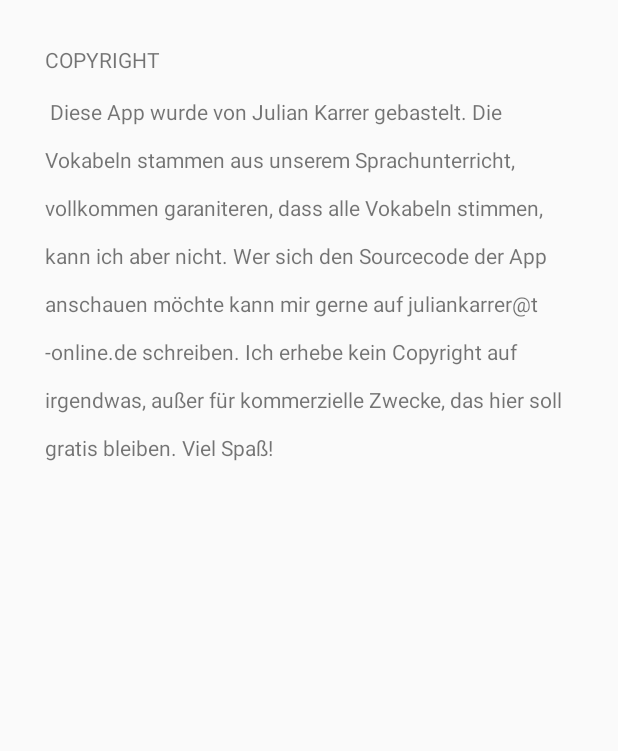
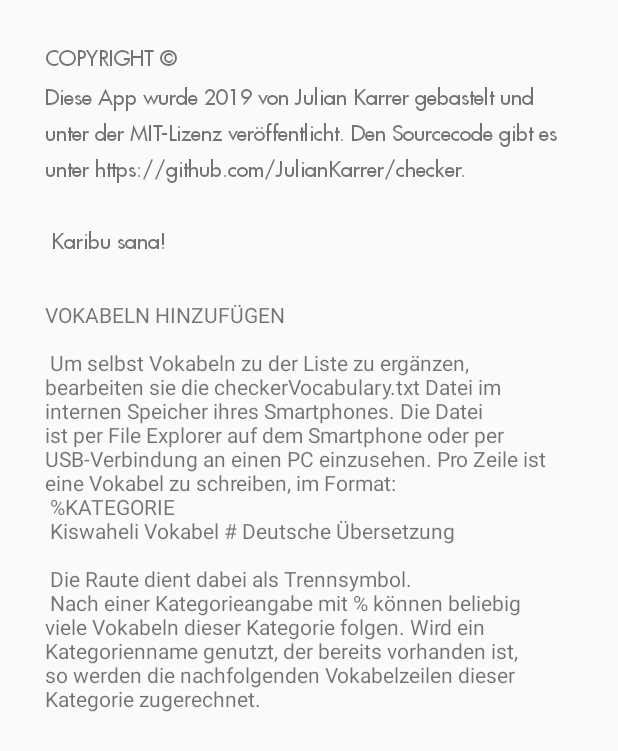
Before and after one commit to JulianKarrer/checker, an Android app: the screen it shows after launch (Settings), after a tap on an icon or button, on a phone screen of 412 x 824 dp. Shown: the top 751 px of the screen. Run offline under Robolectric (Android 15) with nearby library versions, the phone set to English and light mode, and no system bars; 3 other taps on this screen came first.

Commit message:
Add search dialogue
Merge branch 'master' of https://github.com/JulianKarrer/checker
Add ListView displaying search results
Add type-to-search functionality
Update Copyright Disclaimer
Add instructions for adding custom vocabulary (feature not yet implemented)

Remove redundant code, general cleanup

```diff
--- a/src/main/java/com/example/checker/MainActivity.java
+++ b/src/main/java/com/example/checker/MainActivity.java
@@ -8,6 +8,7 @@ import android.support.design.widget.FloatingActionButton;
 import android.support.v7.app.AppCompatActivity;
 import android.util.Pair;
 import android.view.Menu;
+import android.widget.ImageButton;
 import android.widget.TextView;
 import android.view.MenuItem;
 import android.graphics.Typeface;
@@ -19,22 +20,22 @@ import android.widget.ArrayAdapter;
 import java.io.InputStream;
 import java.io.ByteArrayOutputStream;
 import java.util.ArrayList;
-import java.util.Dictionary;
 import java.util.Random;
 import java.io.File;
 
 public class MainActivity extends AppCompatActivity {
+
+    public static ArrayList<Pair<String,String>> allVOC = new ArrayList<Pair<String,String>>(){};
+    public static ArrayList<Pair<String,String>> VOCofCurrentCategory = new ArrayList<Pair<String,String>>(){};
+    public static String currentCategory = "Zufall";
+    public static ArrayList<Integer> vocabOrder = new ArrayList<Integer>(){};
+    public static int categoryCounter = 0;
+
     private static String vocString = "";
     private static String[] lines = {};
-    public static ArrayList<Pair<String,String>> allVOC = new ArrayList<Pair<String,String>>(){};
     private static ArrayList<Pair<String,String>> allVOCInRandomOrder = new ArrayList<Pair<String,String>>(){};
-    public static ArrayList<Pair<String,String>> VOCofCurrentCategory = new ArrayList<Pair<String,String>>(){};
-
-    public static int categoryCounter = 0;
     private static int allRandomCounter = 0;
     private static boolean isQuestion = true;
-    public static String currentCategory = "Zufall";
-    public static ArrayList<Integer> vocabOrder = new ArrayList<Integer>(){};
 
 
     @Override
@@ -63,7 +64,8 @@ public class MainActivity extends AppCompatActivity {
     protected void onCreate(Bundle savedInstanceState) {
         super.onCreate(savedInstanceState);
         setContentView(R.layout.activity_main);
-
+        //allow type-to-search functionality when using keyboards
+        setDefaultKeyMode(DEFAULT_KEYS_SEARCH_LOCAL);
 
         //initialize widgets
         final TextView displayQuestion = findViewById(R.id.displayQuestion);
@@ -74,34 +76,35 @@ public class MainActivity extends AppCompatActivity {
         displayQuestion.setTypeface(futura_medium);
         displayAnswer.setTypeface(futura_medium);
         displayCategory.setTypeface(futura_medium);
-        //fill text fields
-        displayCategory.setText(R.string.categoryName);
-        displayQuestion.setText(R.string.questionName);
-        displayAnswer.setText(R.string.answerName);
 
         //create "settings" button
         final FloatingActionButton settingsButton = findViewById(R.id.settingsButton);
+        //create "search" button
+        final ImageButton searchButton = findViewById(R.id.searchButton);
 
 
         //READ VOCABULARY FROM TXT FILE
         //import from the included vocabulary list
         importVocFromTxt("voc/voc.txt");
-        //create File on SD card for Users to add Vocabulary, import from it
-        File sdCard = Environment.getExternalStorageDirectory();
-        File externalVocFile = new File(sdCard,"checkerVocabulary.txt");
-        try{ externalVocFile.createNewFile();}catch(Exception e){}
+        //create File on Internal Storage for Users to add Vocabulary, import from it
+        String internalStoragePath = getFilesDir().getAbsolutePath();
+        File externalVocFile = new File(internalStoragePath,"checkerVocabulary.txt");
+        try{ externalVocFile.createNewFile();}catch(Exception e){e.printStackTrace();}
         importVocFromTxt(externalVocFile.getAbsolutePath());
 
         //create another VOC list in random order for the "Zufall" category (random order for other categories is handled upon category selection)
         //PASS A COPY, NOT A POINTER! copy byval
         allVOCInRandomOrder = randomizedVOCOrder((ArrayList<Pair<String, String>>)allVOC.clone());
 
-        //ADD VOCABULARY TO DICTIONARIES TO ENABLE QUICK SEARCH (translations in both directions)
-
-
-
         //CREATE AND SET DROPDOWN MENU
         createMenu();
+
+        //REACT TO "SEARCH BUTTON" PRESS (search is then handled in SearchableActivity, as declared in the Manifest.xml)
+        searchButton.setOnClickListener(new View.OnClickListener() {
+            public void onClick(View v) {
+                onSearchRequested();
+            }});
+
 
         //REACT TO "SETTINGS" BUTTON
         settingsButton.setOnClickListener(new View.OnClickListener() {
@@ -199,7 +202,7 @@ public class MainActivity extends AppCompatActivity {
                 }
             }
         }
-        catch(Exception e){}
+        catch(Exception e){e.printStackTrace();}
     }
 
     //should be called after all imports have been done,
@@ -229,7 +232,7 @@ public class MainActivity extends AppCompatActivity {
             spinner.setOnItemSelectedListener(new SpinnerActivity());
 
 
-        }catch(Exception e){}
+        }catch(Exception e){e.printStackTrace();}
    }
 
     private ArrayList<Pair<String,String>> randomizedVOCOrder(ArrayList<Pair<String,String>> oldOrder){
--- a/src/main/res/layout/activity_settings.xml
+++ b/src/main/res/layout/activity_settings.xml
@@ -5,22 +5,30 @@
     android:layout_width="match_parent"
     android:layout_height="match_parent"
     tools:context=".Settings">
-
+    <ScrollView
+        android:layout_width="match_parent"
+        android:layout_height="match_parent"
+        android:layout_marginBottom="30dp">
     <LinearLayout
         android:layout_width="match_parent"
-        android:layout_height="match_parent"
+        android:layout_height="wrap_content"
         android:orientation="vertical">
-
         <TextView
             android:id="@+id/creditsAndCopyright"
             android:layout_width="match_parent"
-            android:layout_height="match_parent"
+            android:layout_height="wrap_content"
             android:layout_marginStart="30sp"
             android:layout_marginTop="30sp"
             android:layout_marginEnd="30sp"
-
-            android:text="@string/settingsText" />
-
-
+            android:text="@string/copyrightText" />
+        <TextView
+            android:id="@+id/instructions"
+            android:layout_width="match_parent"
+            android:layout_height="wrap_content"
+            android:layout_marginStart="30sp"
+            android:layout_marginTop="30sp"
+            android:layout_marginEnd="30sp"
+            android:text="@string/instructionsText" />
     </LinearLayout>
+    </ScrollView>
 </android.support.design.widget.CoordinatorLayout>
--- a/src/main/res/values/strings.xml
+++ b/src/main/res/values/strings.xml
@@ -5,6 +5,8 @@
     <string name="questionName">Frage</string>
     <string name="answerName">Antwort</string>
     <string name="buttonName">GO!</string>
-    <string name="settingsText">COPYRIGHT \n Diese App wurde von Julian Karrer gebastelt. Die Vokabeln stammen aus unserem Sprachunterricht, vollkommen garaniteren, dass alle Vokabeln stimmen, kann ich aber nicht. Wer sich den Sourcecode der App anschauen möchte kann mir gerne auf juliankarrer@t-online.de schreiben. Ich erhebe kein Copyright auf irgendwas, außer für kommerzielle Zwecke, das hier soll gratis bleiben. Viel Spaß!</string>
+    <string name="copyrightText">COPYRIGHT © \nDiese App wurde 2019 von Julian Karrer gebastelt und unter der MIT-Lizenz veröffentlicht. Den Sourcecode gibt es unter https://github.com/JulianKarrer/checker. \n\n Karibu sana! </string>
+    <string name="instructionsText">VOKABELN HINZUFÜGEN \n\n Um selbst Vokabeln zu der Liste zu ergänzen, bearbeiten sie die checkerVocabulary.txt Datei im internen Speicher ihres Smartphones. Die Datei ist per File Explorer auf dem Smartphone oder per USB-Verbindung an einen PC einzusehen. Pro Zeile ist eine Vokabel zu schreiben, im Format: \n %KATEGORIE \n Kiswaheli Vokabel # Deutsche Übersetzung \n\n Die Raute dient dabei als Trennsymbol. \n Nach einer Kategorieangabe mit % können beliebig viele Vokabeln dieser Kategorie folgen. Wird ein Kategorienname genutzt, der bereits vorhanden ist, so werden die nachfolgenden Vokabelzeilen dieser Kategorie zugerechnet.</string>
     <string name="searchBarHint">Suchen …</string>
+    <string name="noSearchResults">Es wurden keine entsprechenden Vokabeln gefunden.</string>
 </resources>
--- a/src/main/res/xml/searchable.xml
+++ b/src/main/res/xml/searchable.xml
@@ -1,4 +1,6 @@
 <?xml version="1.0" encoding="utf-8"?>
-<searchable xmlns:android="http://schemas.android.com/apk/res/android" android:label="@string/app_name"
-    android:hint="@string/searchBarHint" >
+<searchable xmlns:android="http://schemas.android.com/apk/res/android"
+    android:label="@string/app_name"
+    android:hint="@string/searchBarHint"
+    android:icon="@android:drawable/ic_search_category_default">
 </searchable>
```
Also changed, not shown: build.gradle (added, +30 -0 lines), src/main/AndroidManifest.xml (+4 -4 lines), src/main/java/com/example/checker/SearchableActivity.java (+49 -3 lines), src/main/res/layout/activity_main.xml (+27 -9 lines), src/main/res/layout/activity_search.xml (added, +22 -0 lines), src/main/res/layout/search_result_layout.xml (added, +11 -0 lines), src/main/assets/fonts/futura_medium.ttf (added), 7 other files.
